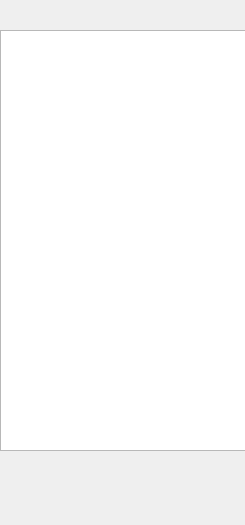
destan19/pychat, file main.ui: the form before one commit.
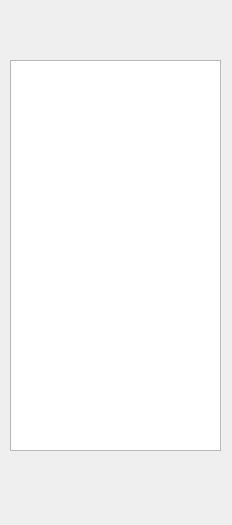
The form after the commit.

Commit message: add friend list display

```diff
--- a/main.ui
+++ b/main.ui
@@ -6,20 +6,20 @@
    <rect>
     <x>0</x>
     <y>0</y>
-    <width>245</width>
+    <width>232</width>
     <height>525</height>
    </rect>
   </property>
   <property name="windowTitle">
    <string>Dialog</string>
   </property>
-  <widget class="QListView" name="friend_listview">
+  <widget class="QListWidget" name="friend_listview">
    <property name="geometry">
     <rect>
-     <x>0</x>
-     <y>30</y>
-     <width>256</width>
-     <height>421</height>
+     <x>10</x>
+     <y>60</y>
+     <width>211</width>
+     <height>391</height>
     </rect>
    </property>
   </widget>
```
The commit also changes 8 other files.
